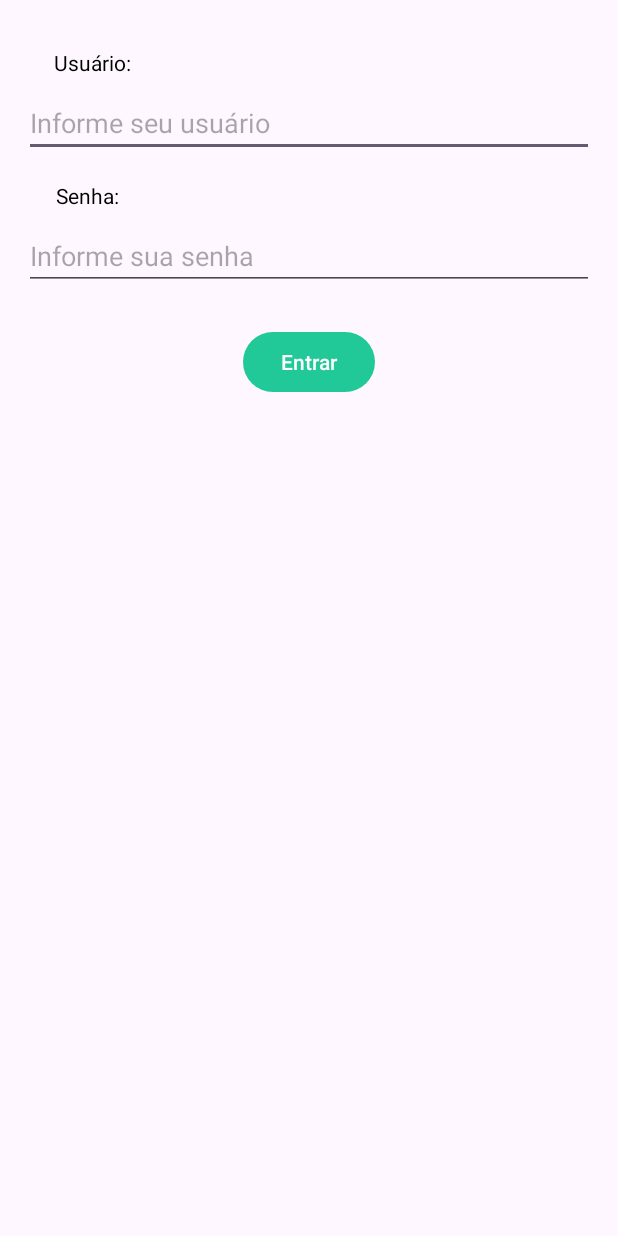
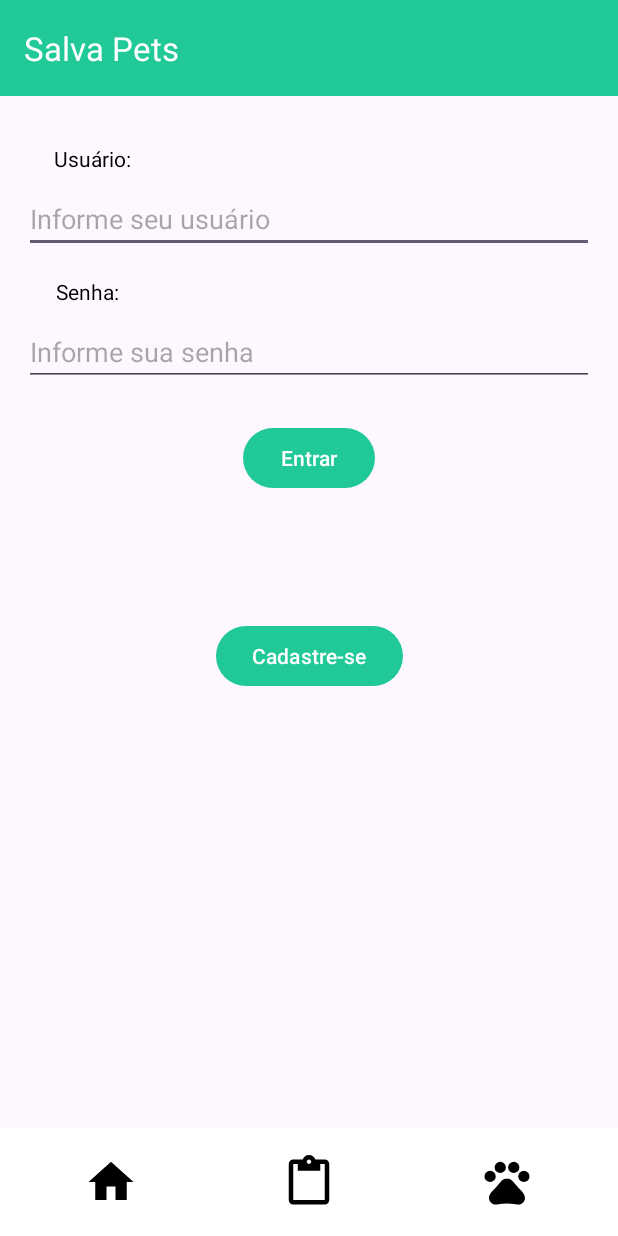
Before and after one commit to thiagocds01/AppSalvaPets, an Android app: the screen it shows after launch (LoginActivity), after a tap on an icon or button, on a phone screen of 412 x 824 dp. Run offline under Robolectric (Android 15) with nearby library versions, the phone set to English and light mode, and no system bars; 1 statement that could not run was skipped.

Commit message:
Layout Login

```diff
--- a/app/src/main/java/com/example/appsalvapets/activity/LoginActivity.java
+++ b/app/src/main/java/com/example/appsalvapets/activity/LoginActivity.java
@@ -6,6 +6,7 @@ import android.os.Bundle;
 import android.view.View;
 import android.widget.Button;
 import android.widget.EditText;
+import android.widget.ImageButton;
 import android.widget.Toast;
 
 import androidx.activity.EdgeToEdge;
@@ -40,6 +41,7 @@ public class LoginActivity extends AppCompatActivity  implements View.OnClickLis
     private Retrofit retrofit;
     ServiceLogin serviceUsuario;
     Context context;
+    ImageButton  btnVoltar, btnDenuncia, btnPet;
 
     @Override
     protected void onCreate(Bundle savedInstanceState) {
@@ -57,9 +59,16 @@ public class LoginActivity extends AppCompatActivity  implements View.OnClickLis
         btnEntrar.setOnClickListener(this);
         edtUsuario = findViewById(R.id.edtUsuario);
         edtSenha = findViewById(R.id.edtSenha);
+        btnVoltar = findViewById(R.id.btnVoltar);
+        btnDenuncia = findViewById(R.id.btnDenuncia);
+
+
+        btnVoltar.setOnClickListener(this);
+        btnDenuncia.setOnClickListener(this);
+
 
         retrofit = new Retrofit.Builder()
-                .baseUrl("http://192.168.0.102:80/")
+                .baseUrl("http://192.168.0.107:80/")
                 .addConverterFactory(GsonConverterFactory.create())
                 .build();
 
@@ -74,6 +83,16 @@ public class LoginActivity extends AppCompatActivity  implements View.OnClickLis
         if (view.getId() == R.id.btnEntrar) {
             realizarLogin();
         }
+
+        else if (view.getId() == R.id.btnVoltar) {
+            Intent intent = new Intent(LoginActivity.this, MainActivity.class);
+            startActivity(intent);
+            finish();
+        }
+        else if (view.getId() == R.id.btnDenuncia) {
+            DenunciaActivity.startDenunciaActivity(this);
+        }
+
 
     }
 
--- a/app/src/main/res/layout/activity_login.xml
+++ b/app/src/main/res/layout/activity_login.xml
@@ -1,5 +1,6 @@
 <?xml version="1.0" encoding="utf-8"?>
-<androidx.constraintlayout.widget.ConstraintLayout xmlns:android="http://schemas.android.com/apk/res/android"
+<androidx.constraintlayout.widget.ConstraintLayout
+    xmlns:android="http://schemas.android.com/apk/res/android"
     xmlns:app="http://schemas.android.com/apk/res-auto"
     xmlns:tools="http://schemas.android.com/tools"
     android:id="@+id/main"
@@ -9,65 +10,133 @@
     tools:context=".activity.LoginActivity">
 
 
+    <androidx.appcompat.widget.Toolbar
+        android:id="@+id/toolbar"
+        android:layout_width="match_parent"
+        android:layout_height="?attr/actionBarSize"
+        android:background="?attr/colorPrimary"
+        android:theme="@style/ThemeOverlay.AppCompat.Dark.ActionBar"
+        android:elevation="4dp"
+        app:layout_constraintTop_toTopOf="parent"
+        app:title="Salva Pets" />
+
+
     <TextView
         android:id="@+id/txtUsuario"
         android:layout_width="wrap_content"
         android:layout_height="wrap_content"
+        android:layout_marginTop="32dp"
         android:text="Usuário:"
+        app:layout_constraintEnd_toEndOf="parent"
+        app:layout_constraintHorizontal_bias="0.1"
         app:layout_constraintStart_toStartOf="parent"
-        app:layout_constraintEnd_toEndOf="parent"
-        app:layout_constraintTop_toTopOf="parent"
-        app:layout_constraintHorizontal_bias="0.1"
-        android:layout_marginTop="32dp" />
+        app:layout_constraintTop_toBottomOf="@id/toolbar" />
 
 
     <EditText
         android:id="@+id/edtUsuario"
         android:layout_width="0dp"
         android:layout_height="wrap_content"
+        android:layout_marginStart="16dp"
+        android:layout_marginEnd="16dp"
+        android:layout_marginTop="8dp"
         android:hint="Informe seu usuário"
         android:inputType="text"
+        app:layout_constraintEnd_toEndOf="parent"
         app:layout_constraintStart_toStartOf="parent"
-        app:layout_constraintEnd_toEndOf="parent"
-        app:layout_constraintTop_toBottomOf="@id/txtUsuario"
-        android:layout_marginStart="16dp"
-        android:layout_marginEnd="16dp"
-        android:layout_marginTop="8dp" />
+        app:layout_constraintTop_toBottomOf="@id/txtUsuario" />
 
 
     <TextView
         android:id="@+id/txtSenha"
         android:layout_width="wrap_content"
         android:layout_height="wrap_content"
+        android:layout_marginTop="16dp"
         android:text="Senha:"
+        app:layout_constraintEnd_toEndOf="parent"
+        app:layout_constraintHorizontal_bias="0.1"
         app:layout_constraintStart_toStartOf="parent"
-        app:layout_constraintEnd_toEndOf="parent"
-        app:layout_constraintTop_toBottomOf="@id/edtUsuario"
-        app:layout_constraintHorizontal_bias="0.1"
-        android:layout_marginTop="16dp" />
+        app:layout_constraintTop_toBottomOf="@id/edtUsuario" />
 
 
     <EditText
         android:id="@+id/edtSenha"
         android:layout_width="0dp"
         android:layout_height="wrap_content"
+        android:layout_marginStart="16dp"
+        android:layout_marginEnd="16dp"
+        android:layout_marginTop="8dp"
         android:hint="Informe sua senha"
         android:inputType="textPassword"
+        app:layout_constraintEnd_toEndOf="parent"
         app:layout_constraintStart_toStartOf="parent"
-        app:layout_constraintEnd_toEndOf="parent"
-        app:layout_constraintTop_toBottomOf="@id/txtSenha"
-        android:layout_marginStart="16dp"
-        android:layout_marginEnd="16dp"
-        android:layout_marginTop="8dp" />
+        app:layout_constraintTop_toBottomOf="@id/txtSenha" />
 
 
     <Button
         android:id="@+id/btnEntrar"
         android:layout_width="wrap_content"
         android:layout_height="wrap_content"
+        android:layout_marginTop="24dp"
         android:text="Entrar"
+        app:layout_constraintEnd_toEndOf="parent"
         app:layout_constraintStart_toStartOf="parent"
+        app:layout_constraintTop_toBottomOf="@id/edtSenha" />
+
+
+    <Button
+        android:id="@+id/btnCadastrarUsuario"
+        android:layout_width="wrap_content"
+        android:layout_height="wrap_content"
+        android:layout_marginTop="84dp"
+        android:text="Cadastre-se"
         app:layout_constraintEnd_toEndOf="parent"
-        app:layout_constraintTop_toBottomOf="@id/edtSenha"
-        android:layout_marginTop="24dp" />
+        app:layout_constraintHorizontal_bias="0.5"
+        app:layout_constraintStart_toStartOf="parent"
+        app:layout_constraintTop_toBottomOf="@id/btnEntrar" />
+
+
+    <LinearLayout
+        android:id="@+id/buttonContainer"
+        android:layout_width="match_parent"
+        android:layout_height="wrap_content"
+        android:orientation="horizontal"
+        android:padding="8dp"
+        android:background="@color/white"
+        app:layout_constraintBottom_toBottomOf="parent">
+
+
+        <ImageButton
+            android:id="@+id/btnVoltar"
+            android:layout_width="0dp"
+            android:layout_height="wrap_content"
+            android:layout_weight="1"
+            android:contentDescription="@string/main_atualizar"
+            android:padding="10dp"
+            android:background="?attr/selectableItemBackgroundBorderless"
+            android:src="@drawable/baseline_voltar_home" />
+
+
+        <ImageButton
+            android:id="@+id/btnDenuncia"
+            android:layout_width="0dp"
+            android:layout_height="wrap_content"
+            android:layout_weight="1"
+            android:contentDescription="@string/denuncia"
+            android:padding="10dp"
+            android:background="?attr/selectableItemBackgroundBorderless"
+            android:src="@drawable/baseline_denuncia" />
+
+
+        <ImageButton
+            android:id="@+id/btnPet"
+            android:layout_width="0dp"
+            android:layout_height="wrap_content"
+            android:layout_weight="1"
+            android:contentDescription="@string/btnpets"
+            android:padding="10dp"
+            android:background="?attr/selectableItemBackgroundBorderless"
+            android:src="@drawable/baseline_pets" />
+
+    </LinearLayout>
 </androidx.constraintlayout.widget.ConstraintLayout>
```
